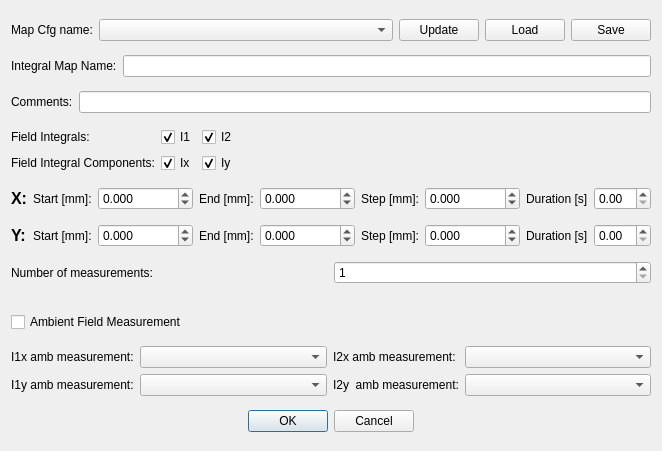
This is movingwire/gui/ui/mapdialog.ui in lnls-ima/moving-wire-control as Qt 5 draws it before an edit. The edited form follows.
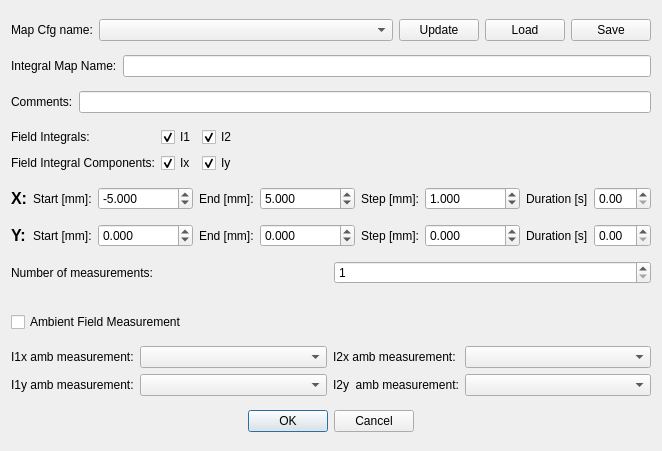
This is the edited form.

Diff of the .ui file:
```diff
--- a/movingwire/gui/ui/mapdialog.ui
+++ b/movingwire/gui/ui/mapdialog.ui
@@ -447,6 +447,9 @@
        <property name="maximum">
         <double>100000.000000000000000</double>
        </property>
+       <property name="value">
+        <double>-5.000000000000000</double>
+       </property>
       </widget>
      </item>
      <item>
@@ -470,6 +473,9 @@
        <property name="maximum">
         <double>100000.000000000000000</double>
        </property>
+       <property name="value">
+        <double>5.000000000000000</double>
+       </property>
       </widget>
      </item>
      <item>
@@ -493,6 +499,9 @@
        <property name="maximum">
         <double>100000.000000000000000</double>
        </property>
+       <property name="value">
+        <double>1.000000000000000</double>
+       </property>
       </widget>
      </item>
      <item>
```
